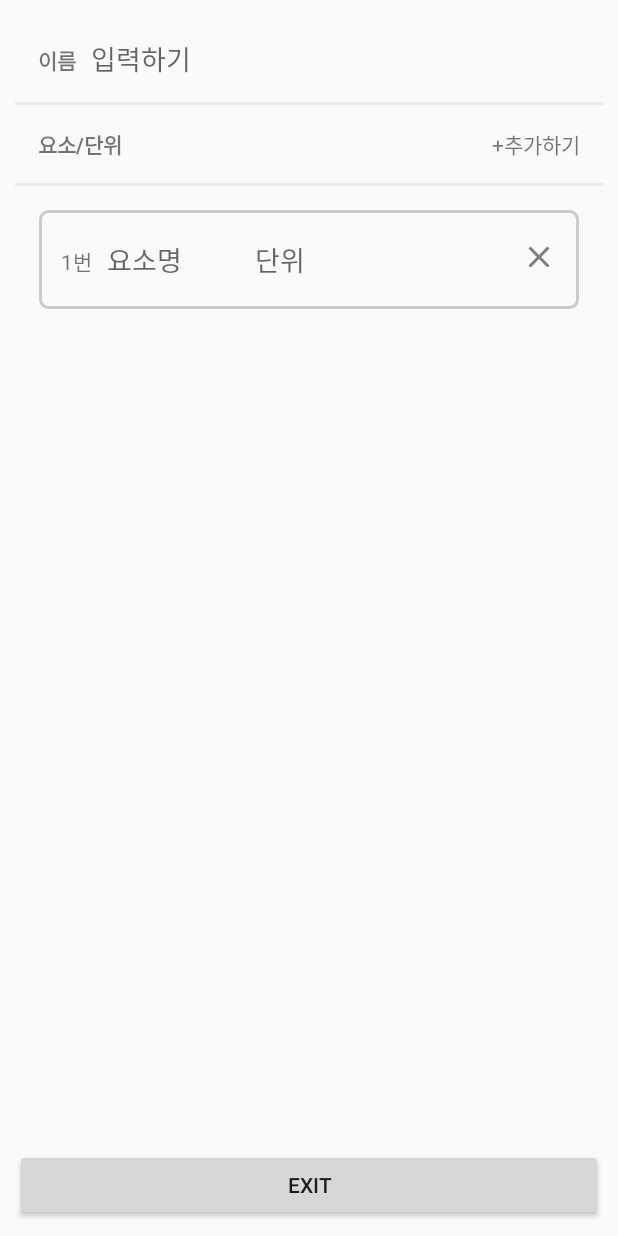
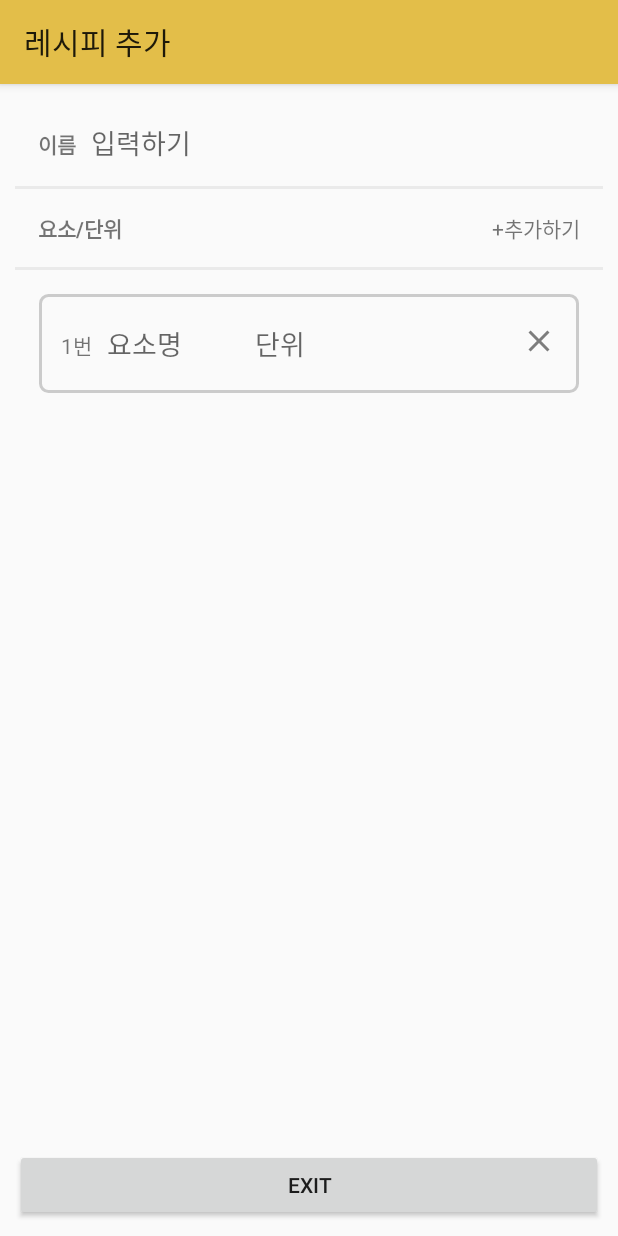
Before and after one commit to mine0697782/2019-MobileProgramming-Group-H, an Android app: the AddRecipeActivity screen opened directly, with no data from a screen before it, after a tap on "+추가하기", on a phone screen of 412 x 824 dp. Run offline under Robolectric (Android 15) with nearby library versions, the phone set to English and light mode, and no system bars.

Commit message:
AddRecipeActivity 레이아웃 조정, statusBar 칼라 수정

```diff
--- a/Android/RecipeLab/app/src/main/java/com/grouph/recipelab/activity/AddRecipeActivity.kt
+++ b/Android/RecipeLab/app/src/main/java/com/grouph/recipelab/activity/AddRecipeActivity.kt
@@ -14,6 +14,7 @@ import android.widget.Button
 import android.widget.EditText
 import android.widget.ImageView
 import android.widget.TextView
+import androidx.appcompat.widget.Toolbar
 import androidx.recyclerview.widget.LinearLayoutManager
 import androidx.recyclerview.widget.RecyclerView
 import com.grouph.recipelab.R
@@ -24,6 +25,7 @@ import com.grouph.recipelab.model.Recipe
 import kotlinx.android.synthetic.main.activity_add_recipe.*
 import kotlinx.android.synthetic.main.activity_test.btn_exit
 import kotlinx.android.synthetic.main.item_element_add.*
+import kotlinx.android.synthetic.main.toolbar_main.*
 import java.lang.Exception
 
 class AddRecipeActivity : AppCompatActivity() {
@@ -45,6 +47,14 @@ class AddRecipeActivity : AppCompatActivity() {
     override fun onCreate(savedInstanceState: Bundle?) {
         super.onCreate(savedInstanceState)
         setContentView(R.layout.activity_add_recipe)
+
+        val myToolbar: Toolbar = toolbar
+
+        myToolbar.title = "레시피 추가"
+        setSupportActionBar(myToolbar)
+
+        val window = window
+        window.statusBarColor = resources.getColor(R.color.colorPrimary)
 
         rv = rv_list_element_to_add
         adapter = AddElementListAdapter(data, this)
--- a/Android/RecipeLab/app/src/main/java/com/grouph/recipelab/activity/MainActivity.kt
+++ b/Android/RecipeLab/app/src/main/java/com/grouph/recipelab/activity/MainActivity.kt
@@ -54,7 +54,7 @@ class MainActivity : AppCompatActivity(), NavigationView.OnNavigationItemSelecte
 
         /** 메인액티비티에서 네비게이션 드로워를 사용하기 위해 테마를 NoActionBar로 바꾸고 이를 대체한 커스텀 툴바 설정 */
         /** 타이틀을 설정해주기 위해 임시로 작성한 코드 */
-        myToolbar.title = "MainActivity"
+        myToolbar.title = "RecipeLab"
         setSupportActionBar(myToolbar)
 
         /** 좌측에서 끌어서 사용하는 네비게이션 뷰를 초기화하는 부분 */
--- a/Android/RecipeLab/app/src/main/java/com/grouph/recipelab/activity/ResearchingListActivity.kt
+++ b/Android/RecipeLab/app/src/main/java/com/grouph/recipelab/activity/ResearchingListActivity.kt
@@ -10,6 +10,8 @@ import android.database.sqlite.SQLiteException
 import androidx.appcompat.app.AppCompatActivity
 import android.os.Bundle
 import android.util.Log
+import android.view.Window
+import android.view.WindowManager
 import android.widget.TextView
 import androidx.appcompat.widget.Toolbar
 import androidx.recyclerview.widget.DividerItemDecoration
@@ -56,8 +58,11 @@ class ResearchingListActivity : AppCompatActivity() {
         setContentView(R.layout.activity_researching_list)
         val myToolbar: Toolbar = toolbar
 
-        myToolbar.title = "ResearchingListActicity"
+        myToolbar.title = "연구 목록"
         setSupportActionBar(myToolbar)
+
+        val window = window
+        window.statusBarColor = resources.getColor(R.color.colorPrimary)
 
         val floatingBtn: FloatingActionButton = fab
         floatingBtn.setOnClickListener {
--- a/Android/RecipeLab/app/src/main/res/layout/activity_add_recipe.xml
+++ b/Android/RecipeLab/app/src/main/res/layout/activity_add_recipe.xml
@@ -1,16 +1,19 @@
 <?xml version="1.0" encoding="utf-8"?>
-<androidx.constraintlayout.widget.ConstraintLayout xmlns:android="http://schemas.android.com/apk/res/android"
+<androidx.coordinatorlayout.widget.CoordinatorLayout xmlns:android="http://schemas.android.com/apk/res/android"
     xmlns:app="http://schemas.android.com/apk/res-auto"
     xmlns:tools="http://schemas.android.com/tools"
     android:layout_width="match_parent"
     android:layout_height="match_parent"
-    tools:context=".activity.AddRecipeActivity"
-    android:layout_margin="10dp">
+    tools:context=".activity.AddRecipeActivity">
+
+    <include layout="@layout/toolbar_main" />
 
     <LinearLayout
         android:layout_width="match_parent"
         android:layout_height="match_parent"
-        android:orientation="vertical">
+        android:layout_margin="10dp"
+        android:orientation="vertical"
+        app:layout_behavior="@string/appbar_scrolling_view_behavior">
 
         <LinearLayout
             android:layout_width="match_parent"
@@ -38,9 +41,9 @@
         </LinearLayout>
 
         <LinearLayout
-            android:background="#EAEAEA"
             android:layout_width="match_parent"
-            android:layout_height="2dp"/>
+            android:layout_height="2dp"
+            android:background="#EAEAEA" />
 
         <LinearLayout
             android:layout_width="match_parent"
@@ -68,18 +71,18 @@
         </LinearLayout>
 
         <LinearLayout
-            android:background="#EAEAEA"
             android:layout_width="match_parent"
-            android:layout_height="2dp"/>
+            android:layout_height="2dp"
+            android:background="#EAEAEA" />
 
         <androidx.recyclerview.widget.RecyclerView
             android:id="@+id/rv_list_element_to_add"
             android:layout_width="match_parent"
             android:layout_height="0dp"
             android:layout_weight="1"
+            android:paddingStart="15dp"
             android:paddingTop="10dp"
-            android:paddingStart="15dp"
-            android:paddingEnd="15dp"/>
+            android:paddingEnd="15dp" />
 
         <Button
             android:id="@+id/btn_exit"
@@ -88,5 +91,4 @@
             android:text="exit" />
 
     </LinearLayout>
-
-</androidx.constraintlayout.widget.ConstraintLayout>
+</androidx.coordinatorlayout.widget.CoordinatorLayout>
```
